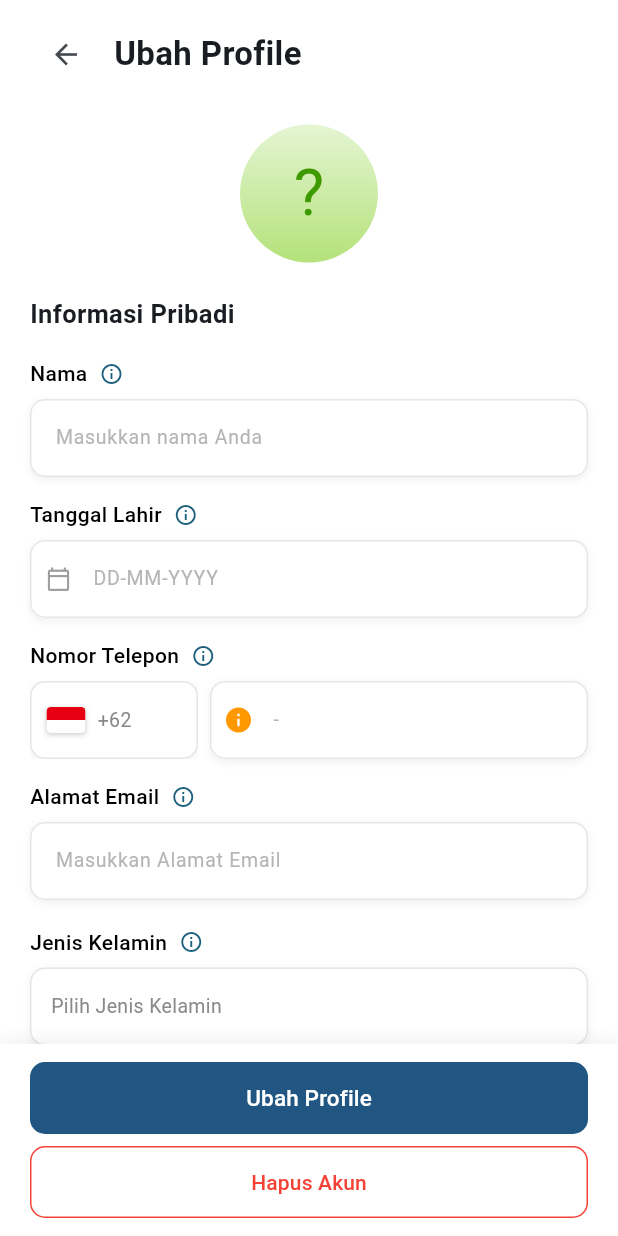
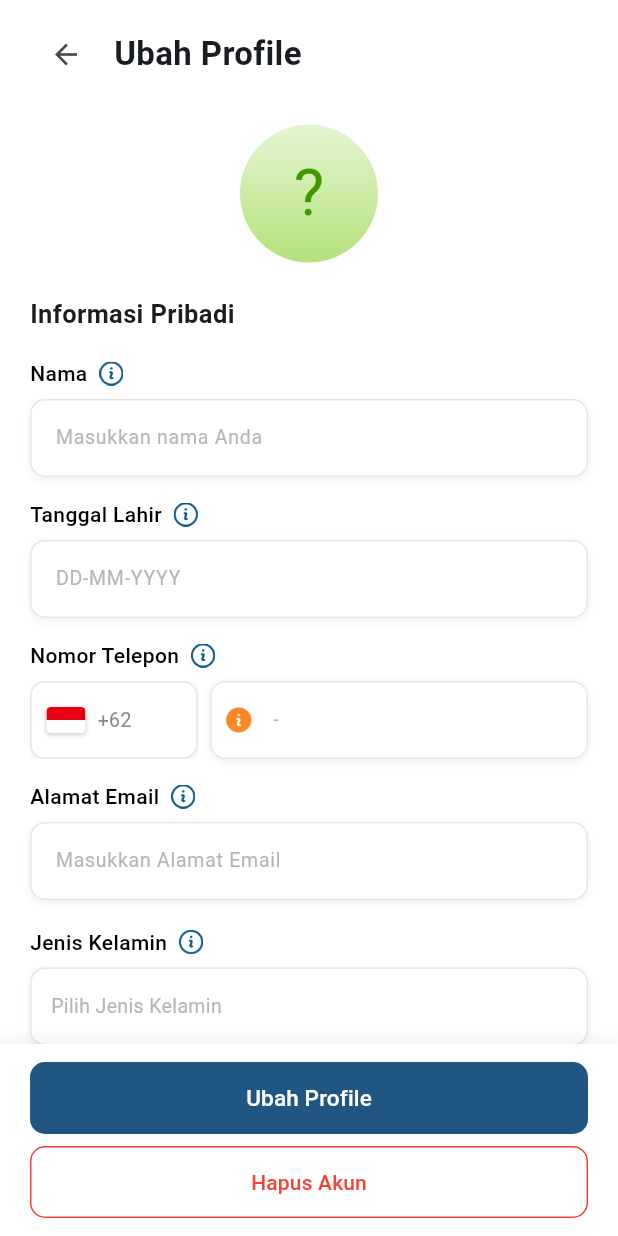
Before and after one commit to sevenstarrs/domino_app, a Flutter app: the ProfileEdit screen opened directly, after a tap on "Tambahkan detail lainnya", on a phone screen of 412 x 824 dp. Run offline on Flutter 3.47's test engine with Material 3 defaults, Android fonts, the phone set to English and light mode, and no system bars; our stand-ins replace sqflite; accounts and stored records are empty.

Commit message:
menambahkan ikon

```diff
--- a/lib/presentation/screens/profile/profile_edit.dart
+++ b/lib/presentation/screens/profile/profile_edit.dart
@@ -43,7 +43,7 @@ class _ProfileEditState extends State<ProfileEdit> {
     _Negara('US', '+1', 'United States of America'),
     _Negara('CA', '+1', 'Canada'),
   ];
-  static const _jenisKelaminList = ['Laki-laki', 'Perempuan'];
+ static const _jenisKelaminList = ['Pria', 'Perempuan', 'Lainnya'];
 
   String? _notif; // teks notifikasi sukses di atas tombol
   Timer? _notifTimer;
@@ -51,6 +51,7 @@ class _ProfileEditState extends State<ProfileEdit> {
   _Negara negara = _daftarNegara.first;
   String get kodeNegara => negara.kode;
   String? jenisKelamin;
+  bool _pilihanGenderTerbuka = false; // daftar pilihan jenis kelamin sedang terbuka
   bool detailTambahanTerbuka = false;
 
   UserProfile? _existing; // null = belum ada profil di database
@@ -300,7 +301,7 @@ class _ProfileEditState extends State<ProfileEdit> {
   }
 
   /// Kotak teks statis untuk mode lihat (dipakai dropdown).
-  Widget _kotakLihat(String teks, {double? lebar}) {
+  Widget _kotakLihat(String teks, {double? lebar, bool hint = false}) {
     return Container(
       width: lebar,
       height: 52,
@@ -312,7 +313,10 @@ class _ProfileEditState extends State<ProfileEdit> {
         border: Border.all(color: border),
         boxShadow: _bayangan,
       ),
-      child: Text(teks, style: const TextStyle(fontSize: 13, color: teksInput)),
+      child: Text(
+        teks,
+        style: TextStyle(fontSize: 13, color: hint ? hintInput : teksInput),
+      ),
     );
   }
 
@@ -458,11 +462,22 @@ class _ProfileEditState extends State<ProfileEdit> {
   }
 
   Widget dropdownJenisKelamin() {
-    if (!_modeEdit) {
-      return _kotakLihat(jenisKelamin ?? 'Pilih Jenis Kelamin');
-    }
-
-    return Container(
+    final kosong = jenisKelamin == null || jenisKelamin!.isEmpty;
+    final teksPilihan = kosong ? 'Pilih Jenis Kelamin' : jenisKelamin!;
+
+    // Mode lihat: kotak statis, warna teks sama dengan mode ubah
+    if (!_modeEdit) return _kotakLihat(teksPilihan, hint: kosong);
+
+    return Column(
+      crossAxisAlignment: CrossAxisAlignment.stretch,
+      children: [
+        // Kotak pilihan: tekan untuk buka / tutup daftar
+        GestureDetector(
+          behavior: HitTestBehavior.opaque,
+          onTap: () => setState(
+            () => _pilihanGenderTerbuka = !_pilihanGenderTerbuka,
+          ),
+          child: Container(
             height: 52,
             padding: const EdgeInsets.symmetric(horizontal: 13),
             decoration: BoxDecoration(
@@ -471,21 +486,91 @@ class _ProfileEditState extends State<ProfileEdit> {
               border: Border.all(color: border),
               boxShadow: _bayangan,
             ),
-      child: DropdownButtonHideUnderline(
-        child: DropdownButton<String>(
-          value: jenisKelamin,
-          isExpanded: true,
-          iconSize: 20,
-          hint: const Text(
-            'Pilih jenis kelamin',
-            style: TextStyle(color: hintInput, fontSize: 13),
-          ),
-          style: const TextStyle(fontSize: 13, color: teksInput),
-          items: [
-            for (final j in _jenisKelaminList)
-              DropdownMenuItem(value: j, child: Text(j)),
-          ],
-          onChanged: (value) => setState(() => jenisKelamin = value),
+                        child: Align(
+              alignment: Alignment.centerLeft,
+              child: Text(
+                teksPilihan,
+                style: TextStyle(
+                  fontSize: 13,
+                  color: kosong ? hintInput : teksInput,
+                ),
+              ),
+            ),
+          ),
+        ),
+
+        // Daftar pilihan muncul di bawah kotak (animasi buka / tutup)
+        AnimatedSize(
+          duration: const Duration(milliseconds: 200),
+          curve: Curves.easeInOut,
+          alignment: Alignment.topCenter,
+          child: _pilihanGenderTerbuka
+              ? Padding(
+                  padding: const EdgeInsets.only(top: 12),
+                  child: Container(
+                    padding: const EdgeInsets.symmetric(vertical: 6),
+                    decoration: BoxDecoration(
+                      color: Colors.white,
+                      borderRadius: BorderRadius.circular(10),
+                      border: Border.all(color: border),
+                      boxShadow: _bayangan,
+                    ),
+                    child: Column(
+                      children: [
+                        for (final j in _jenisKelaminList) _barisGender(j),
+                      ],
+                    ),
+                  ),
+                )
+              : const SizedBox(width: double.infinity),
+        ),
+      ],
+    );
+  }
+
+  /// Satu baris pilihan jenis kelamin: teks di kiri, bulatan radio di kanan.
+  Widget _barisGender(String j) {
+    final dipilih = jenisKelamin == j;
+    return GestureDetector(
+      behavior: HitTestBehavior.opaque,
+      onTap: () => setState(() {
+        jenisKelamin = j;
+        _pilihanGenderTerbuka = false; // tutup setelah memilih
+      }),
+      child: Padding(
+        padding: const EdgeInsets.symmetric(horizontal: 13, vertical: 14),
+        child: Row(
+          children: [
+            Expanded(
+              child: Text(
+                j,
+                style: const TextStyle(fontSize: 15, color: Colors.black),
+              ),
+            ),
+            Container(
+              width: 24,
+              height: 24,
+              decoration: BoxDecoration(
+                shape: BoxShape.circle,
+                border: Border.all(
+                  color: dipilih ? primary : const Color(0xFFD0D0D0),
+                  width: dipilih ? 1.5 : 1,
+                ),
+              ),
+              child: dipilih
+                  ? Center(
+                      child: Container(
+                        width: 12,
+                        height: 12,
+                        decoration: const BoxDecoration(
+                          shape: BoxShape.circle,
+                          color: primary,
+                        ),
+                      ),
+                    )
+                  : null,
+            ),
+          ],
         ),
       ),
     );
@@ -860,11 +945,6 @@ class _ProfileEditState extends State<ProfileEdit> {
                                   bisaDiubah: _modeEdit,
                                   onTap: pilihTanggal,
                                   adaError: _tanggalError != null,
-                                  prefix: const Icon(
-                                    Icons.calendar_today_outlined,
-                                    size: 17,
-                                    color: Colors.grey,
-                                  ),
                                 ),
                                 pesanError(_tanggalError),
 
@@ -890,10 +970,13 @@ class _ProfileEditState extends State<ProfileEdit> {
                                         bisaDiubah: _modeEdit,
                                         keyboardType: TextInputType.phone,
                                         adaError: _teleponError != null,
-                                        prefix: const Icon(
-                                          Icons.info,
-                                          color: Color(0xFFFF9800),
-                                          size: 20,
+                                        prefix: Padding(
+                                          padding: const EdgeInsets.all(9),
+                                          child: Image.asset(
+                                            'assets/icons/info kuning.png',
+                                            width: 20,
+                                            height: 20,
+                                          ),
                                         ),
                                         onChanged: (_) {
                                           if (_teleponError != null) {
@@ -940,7 +1023,7 @@ class _ProfileEditState extends State<ProfileEdit> {
                                 if (!detailTambahanTerbuka)
                                   Center(
                                     child: FractionallySizedBox(
-                                      widthFactor: 0.46,
+                                      widthFactor: 0.55,
                                       child: SizedBox(
                                         height: 40,
                                         child: OutlinedButton(
@@ -964,7 +1047,7 @@ class _ProfileEditState extends State<ProfileEdit> {
                                           ),
                                           child: const Text(
                                             'Tambahkan detail lainnya',
-                                            style: TextStyle(fontSize: 12),
+                                            style: TextStyle(fontSize: 16),
                                           ),
                                         ),
                                       ),
@@ -993,14 +1076,9 @@ class _ProfileEditState extends State<ProfileEdit> {
                                   ),
                                   inputField(
                                     controller: peringatanController,
-                                    hint: 'Pilih tanggal',
+                                    hint: 'Pilih Tanggal',
                                     bisaDiubah: _modeEdit,
                                     onTap: pilihTanggalPeringatan,
-                                    prefix: const Icon(
-                                      Icons.calendar_month_outlined,
-                                      size: 18,
-                                      color: Colors.grey,
-                                    ),
                                   ),
                                 ],
                               ],
@@ -1196,10 +1274,10 @@ class _IkonInfoState extends State<_IkonInfo> {
         padding: const EdgeInsets.symmetric(horizontal: 4),
         child: CompositedTransformTarget(
           link: _link,
-          child: const Icon(
-            Icons.info_outline,
-            color: Color(0xFF1D607D),
-            size: 16,
+          child: Image.asset(
+            'assets/icons/informasi.png',
+            width: 16,
+            height: 16, // hapus kalau ikon sudah berwarna asli
           ),
         ),
       ),
--- a/pubspec.yaml
+++ b/pubspec.yaml
@@ -36,6 +36,7 @@ dependencies:
   cupertino_icons: ^1.0.8
   sqflite: ^2.4.6
   path: ^1.9.1
+  flutter_svg: ^2.4.0
 
 dev_dependencies:
   flutter_test:
@@ -58,7 +59,8 @@ flutter:
   # included with your application, so that you can use the icons in
   # the material Icons class.
   uses-material-design: true
-
+  assets:
+    - assets/icons/
   # To add assets to your application, add an assets section, like this:
   # assets:
   #   - images/a_dot_burr.jpeg
```
Also changed, not shown: lib/presentation/screens/profile/profile_screen.dart (+48 -17 lines), assets/icons/bahasa.png (added), assets/icons/berita kuning.png (added), assets/icons/berita merah.png (added), assets/icons/dokumen biru.png (added), assets/icons/hati.png (added), assets/icons/info kuning.png (added), assets/icons/informasi.png (added), assets/icons/perisai.png (added), assets/icons/telepon.png (added), assets/icons/tiket merah.png (added), assets/icons/titik.png (added), pubspec.lock. Lines whose indentation alone changed are shown as unchanged.
